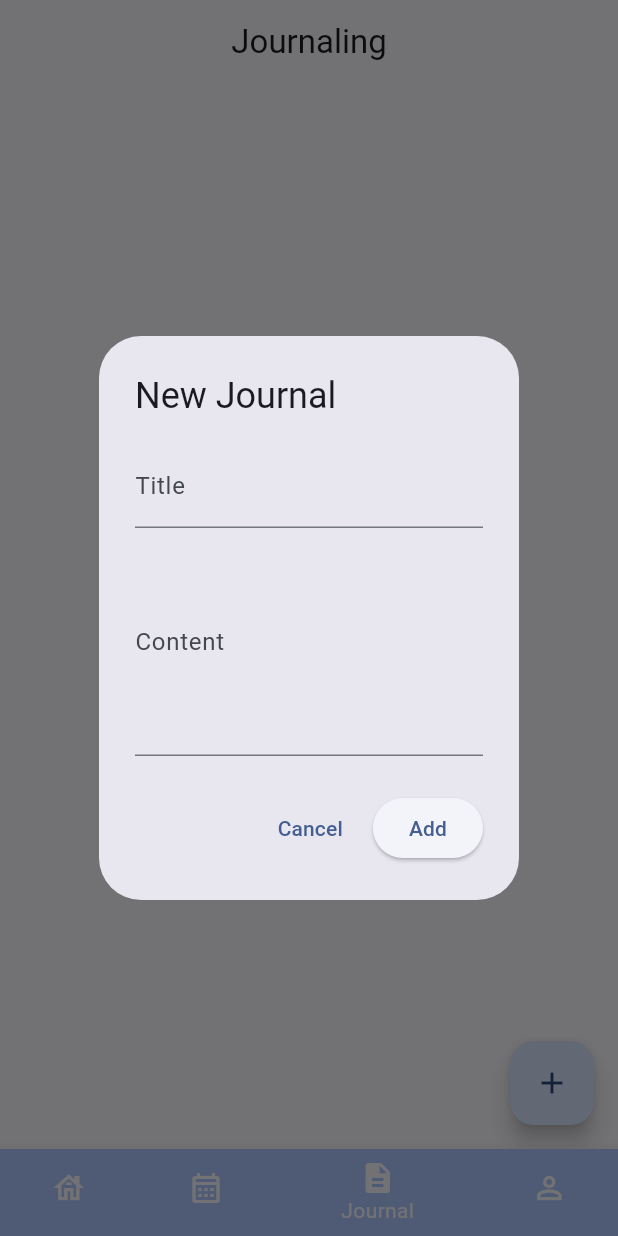
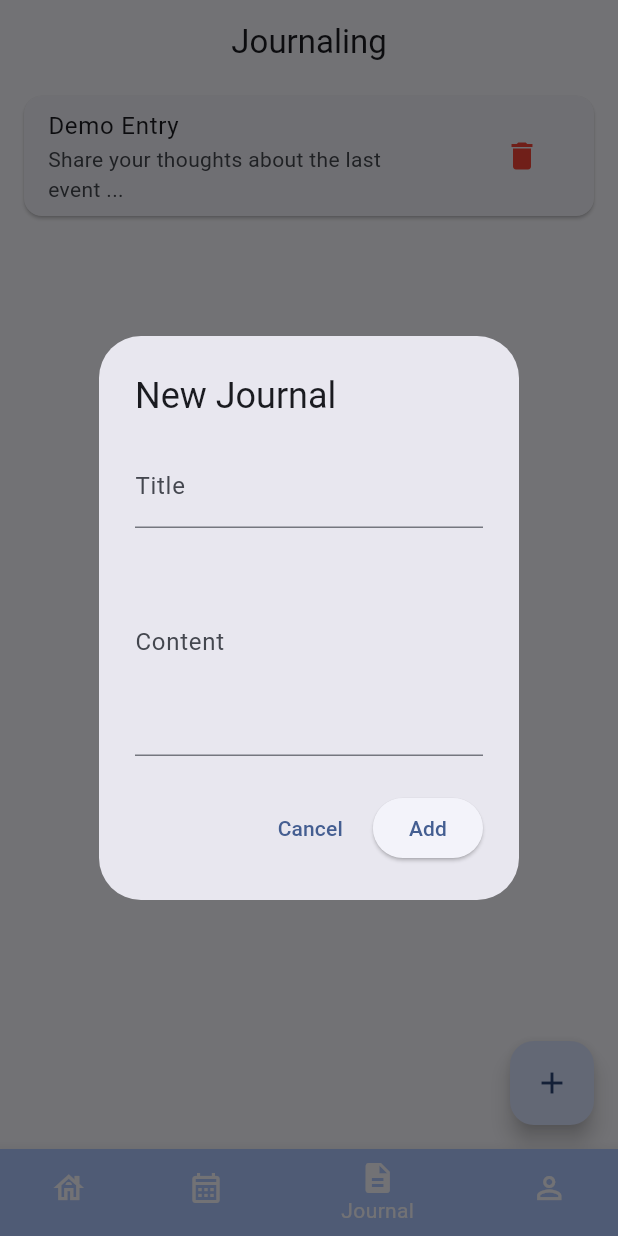
Before and after one commit to eric-lm/socialize_muc, a Flutter app: the screen it shows once a user with an empty profile is signed in, item 3 of the bottom bar chosen, after a tap on the "add" icon, on a phone screen of 412 x 824 dp. Run offline on Flutter 3.47's test engine with Material 3 defaults, Android fonts, the phone set to English and light mode, and no system bars; our stand-ins replace cloud_firestore, firebase_auth, firebase_core; missing offline and left inert: firebase_ui_auth, firebase_ui_oauth_google; accounts and stored records are empty.

```diff
--- a/lib/pages/journal_page.dart
+++ b/lib/pages/journal_page.dart
@@ -6,7 +6,12 @@ class JournalPage extends StatefulWidget {
 }
 
 class _JournalPageState extends State<JournalPage> {
-  List<Map<String, String>> journals = [];
+  List<Map<String, String>> journals = [
+    {
+      'title': 'Demo Entry',
+      'content': 'Share your thoughts about the last event ...'
+    }
+  ];
 
   void _openJournalDialog({int? index}) {
     TextEditingController titleController = TextEditingController();
```
Also changed, not shown: lib/pages/event_creation_page.dart (+19 -4 lines).
